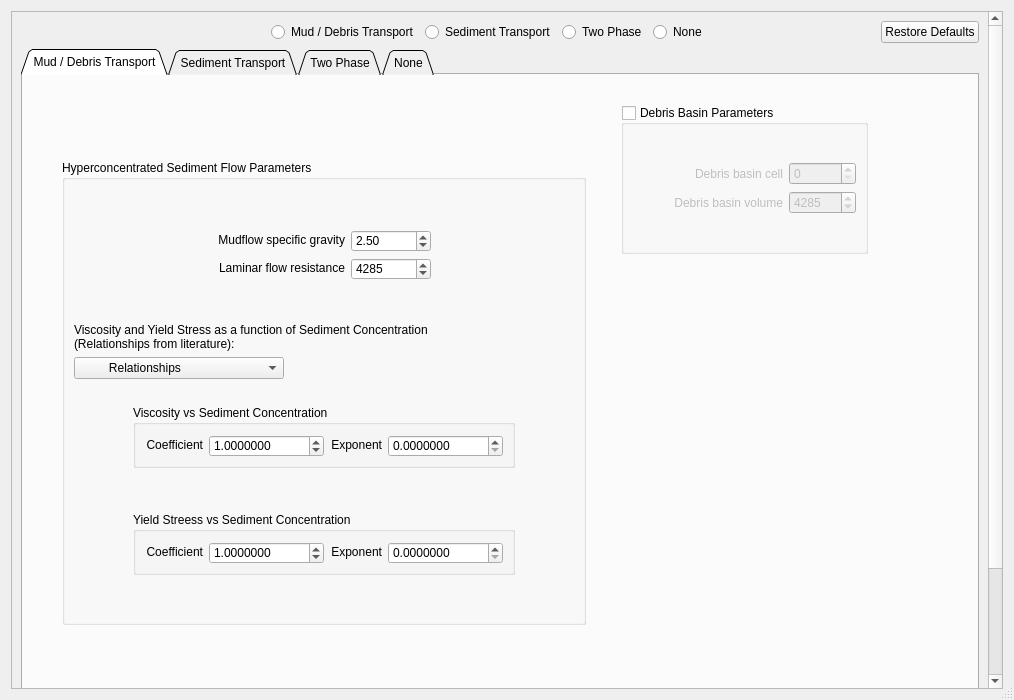
FLO-2DSoftware/qgis-flo-2d-plugin, file flo2d/ui/mud_and_sediment.ui: the form before one commit.
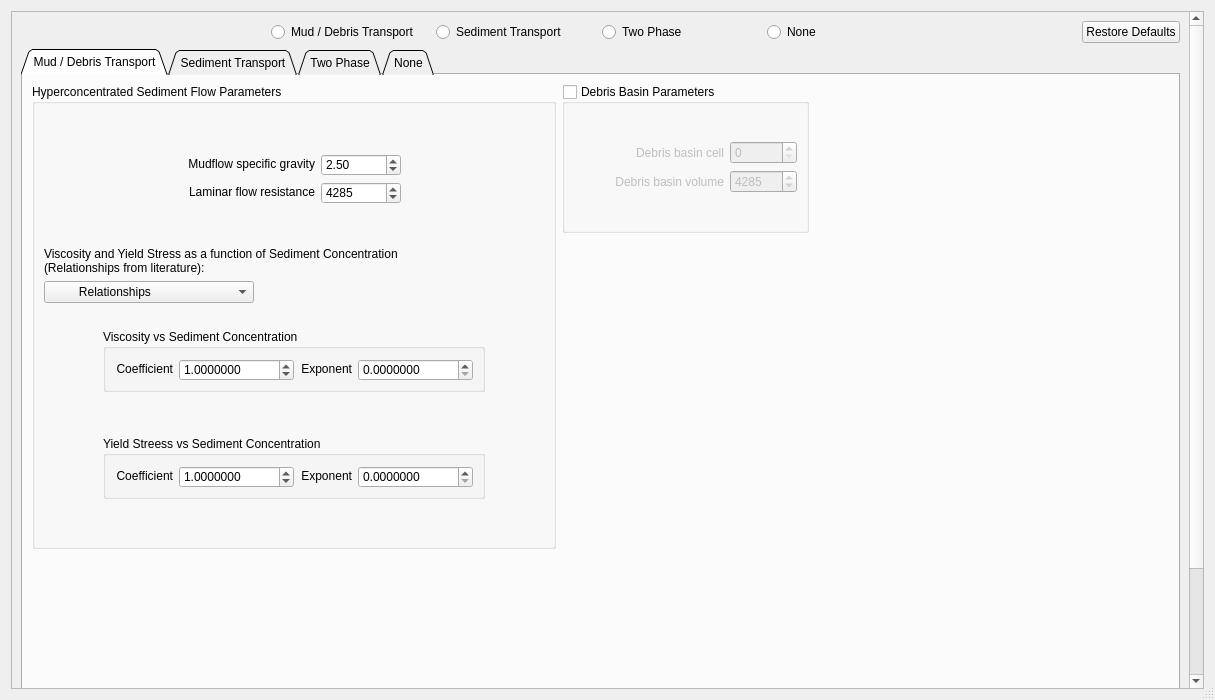
The form after the commit. The open tabs and pages were chosen to show the change. Icons and pictures are not drawn.

Commit message: Arrange groups in mud/sediment/two-phase dialog

Patch:
```diff
--- a/flo2d/ui/mud_and_sediment.ui
+++ b/flo2d/ui/mud_and_sediment.ui
@@ -6,7 +6,7 @@
    <rect>
     <x>0</x>
     <y>0</y>
-    <width>1014</width>
+    <width>1215</width>
     <height>700</height>
    </rect>
   </property>
@@ -49,7 +49,7 @@
         <x>0</x>
         <y>0</y>
         <width>1161</width>
-        <height>912</height>
+        <height>957</height>
        </rect>
       </property>
       <layout class="QGridLayout" name="gridLayout_3">
@@ -164,17 +164,10 @@
           <attribute name="title">
            <string>Mud / Debris Transport</string>
           </attribute>
-          <widget class="QWidget" name="">
-           <property name="geometry">
-            <rect>
-             <x>10</x>
-             <y>30</y>
-             <width>865</width>
-             <height>575</height>
-            </rect>
-           </property>
-           <layout class="QGridLayout" name="gridLayout_11">
-            <item row="0" column="0" rowspan="2">
+          <layout class="QGridLayout" name="gridLayout_8">
+           <item row="0" column="0">
+            <layout class="QFormLayout" name="formLayout">
+             <item row="0" column="0">
              <widget class="QGroupBox" name="groupBox">
               <property name="sizePolicy">
                <sizepolicy hsizetype="Fixed" vsizetype="Fixed">
@@ -895,21 +888,21 @@
              </widget>
             </item>
             <item row="1" column="1">
-             <layout class="QHBoxLayout" name="horizontalLayout_30">
-              <item>
-               <widget class="QLabel" name="label_16">
-                <property name="text">
-                 <string/>
-                </property>
-                <property name="alignment">
-                 <set>Qt::AlignRight|Qt::AlignTrailing|Qt::AlignVCenter</set>
-                </property>
-               </widget>
+              <spacer name="verticalSpacer_13">
+               <property name="orientation">
+                <enum>Qt::Vertical</enum>
+               </property>
+               <property name="sizeHint" stdset="0">
+                <size>
+                 <width>20</width>
+                 <height>268</height>
+                </size>
+               </property>
+              </spacer>
               </item>
              </layout>
             </item>
            </layout>
-          </widget>
          </widget>
          <widget class="QWidget" name="sediment_tab">
           <property name="sizePolicy">
```
Left out of the diff: 4 changed lines with no effect on the pictures. Lines whose indentation alone changed are shown as unchanged. The commit also changes 1 other file.
